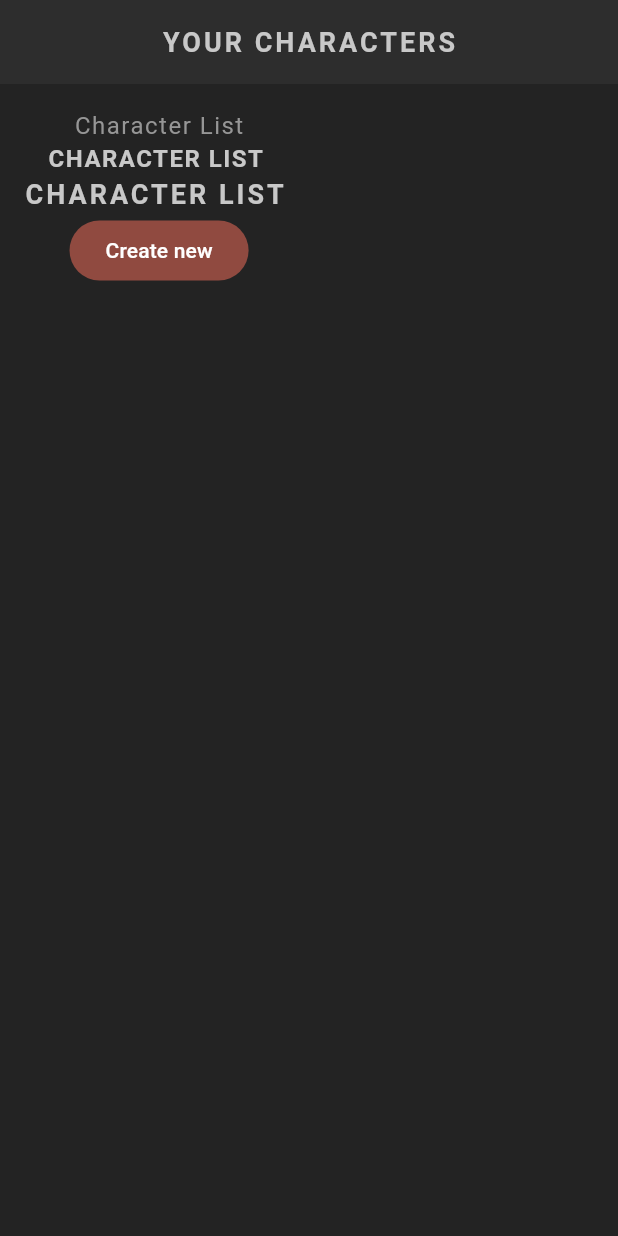
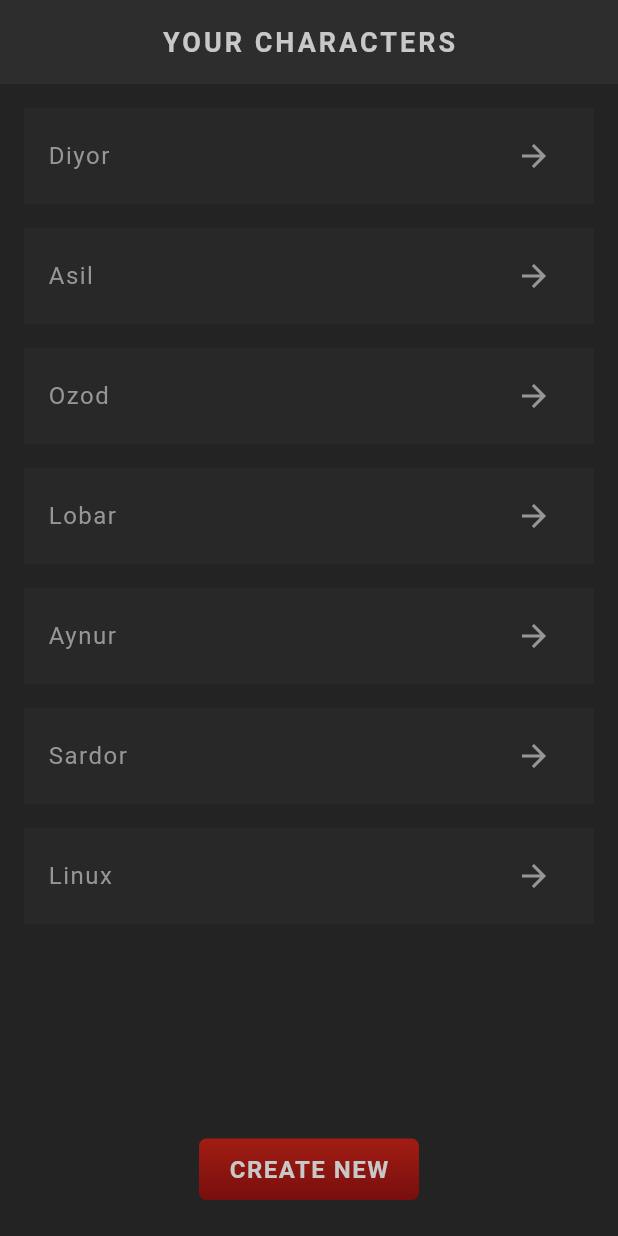
Before and after one commit to akobirrustamov/flutter_rpg, a Flutter app: the screen it shows after launch, on a phone screen of 412 x 824 dp. Run offline on Flutter 3.47's test engine with Material 3 defaults, Android fonts, the phone set to English and light mode, and no system bars; our stand-ins replace google_fonts; Roboto replaces fonts that are missing (Kanit).

Commit message:
30 lesson

```diff
--- /dev/null
+++ b/lib/screens/home/character_card.dart
@@ -0,0 +1,32 @@
+import 'package:flutter/material.dart';
+import 'package:flutter_rpg/theme.dart';
+
+class CharacterCard extends StatelessWidget {
+  const CharacterCard(this.character, {super.key});
+  final String character;
+
+  @override
+  Widget build(BuildContext context) {
+    return Card(
+      child: Padding(
+        padding: EdgeInsets.symmetric(horizontal: 16, vertical: 8),
+        child: Row(
+          children: [
+            Text(character),
+
+            Expanded(
+              child: SizedBox(),
+              ),
+            IconButton(
+              onPressed: () {},
+              icon: Icon(
+                Icons.arrow_forward,
+                color: AppColors.textColor,
+                )
+              )
+          ],
+        ),
+      )
+    );
+  }
+}
--- a/lib/screens/home/home.dart
+++ b/lib/screens/home/home.dart
@@ -1,4 +1,6 @@
 import 'package:flutter/material.dart';
+import 'package:flutter_rpg/screens/home/character_card.dart';
+import 'package:flutter_rpg/shared/styled_button.dart';
 import 'package:flutter_rpg/shared/styled_text.dart';
 
 class Home extends StatefulWidget {
@@ -9,6 +11,15 @@ class Home extends StatefulWidget {
 }
 
 class _HomeState extends State<Home> {
+  List characters = [
+    "Diyor",
+    "Asil",
+    "Ozod",
+    "Lobar",
+    "Aynur",
+    "Sardor",
+    "Linux",
+  ];
   @override
   Widget build(BuildContext context) {
     return Scaffold(
@@ -17,11 +28,19 @@ class _HomeState extends State<Home> {
         padding: const EdgeInsets.all(16),
         child: Column(
           children: [
-            StyledText("Character List"),
-            StyledHeading("Character List "),
-            StyledTitle("Character List "),
+            Expanded(
+              child: ListView.builder(
+                itemCount: characters.length,
+                itemBuilder: (_, index) {
+                  return CharacterCard(characters[index]);
+                },
+              ),
+            ),
 
-            FilledButton(onPressed: () {}, child: const Text("Create new")),
+            StyledButton(
+              onPressed: () {},
+              child: const StyledHeading("Create new"),
+            ),
           ],
         ),
       ),
--- /dev/null
+++ b/lib/shared/styled_button.dart
@@ -0,0 +1,28 @@
+import 'package:flutter/material.dart';
+import 'package:flutter_rpg/theme.dart';
+
+class StyledButton extends StatelessWidget {
+  const StyledButton({super.key, required this.onPressed, required this.child});
+
+  final Function() onPressed;
+  final Widget child;
+
+  @override
+  Widget build(BuildContext context) {
+    return TextButton(
+      onPressed: onPressed,
+      child: Container(
+        padding: const EdgeInsets.symmetric(vertical: 10, horizontal: 20),
+        decoration: BoxDecoration(
+          gradient: LinearGradient(
+            colors: [AppColors.primaryColor, AppColors.primaryAccent],
+            begin: Alignment.topCenter,
+            end: Alignment.bottomCenter
+            ),
+            borderRadius: const BorderRadius.all(Radius.circular(5))
+        ),
+        child: child,
+      )
+      );
+  }
+}
```
Also changed, not shown: lib/model/character.dart (added, +21 -0 lines), lib/model/stat.dart (added, +60 -0 lines), lib/model/vocation.dart (added, +45 -0 lines), lib/theme.dart (+14 -6 lines).
